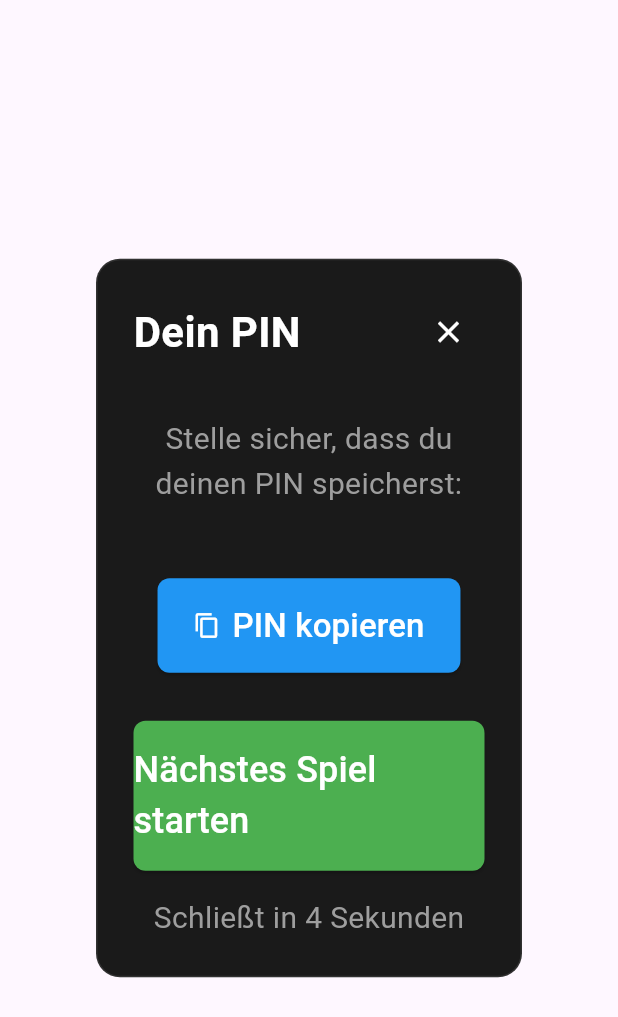
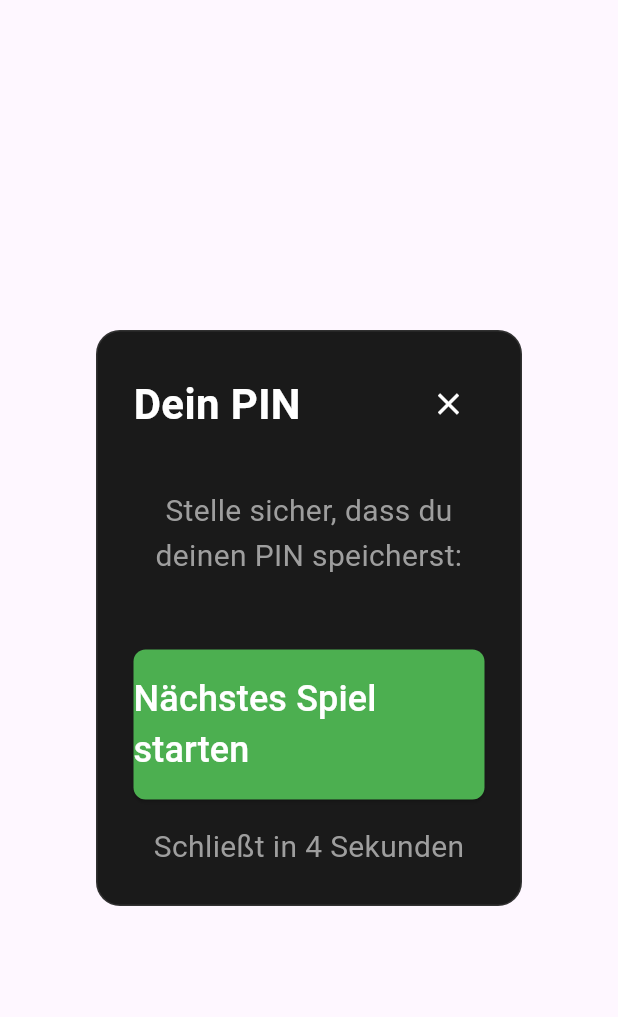
Before and after one commit to ToniHantschmann/deepfake_detector, a Flutter app: the TimedPinRegistrationOverlay widget shown alone on an empty page, opened directly with empty values, on a phone screen of 412 x 824 dp. Shown: the top 1017 px of the screen. Run offline on Flutter 3.47's test engine with Material 3 defaults, Android fonts, the phone set to English and light mode, and no system bars; our stand-ins replace flutter_bloc, hive, hive_flutter, video_player, visibility_detector; missing offline and left inert: dart:html, dart:js, universal_html; accounts and stored records are empty; statements that could not run were skipped.

Commit message:
pin overlay resets game now and removed "copy pin" button

```diff
--- a/lib/widgets/overlays/timed_pin_registration_overlay.dart
+++ b/lib/widgets/overlays/timed_pin_registration_overlay.dart
@@ -1,6 +1,9 @@
 import 'dart:async';
 import 'package:flutter/material.dart';
 import 'package:flutter/services.dart';
+import 'package:flutter_bloc/flutter_bloc.dart';
+import '../../blocs/game/game_bloc.dart';
+import '../../blocs/game/game_event.dart';
 import '../../blocs/game/game_language_extension.dart';
 import '../../config/app_config.dart';
 import '../../config/localization/string_types.dart';
@@ -60,6 +63,7 @@ class _TimedPinRegistrationOverlayState
             _remainingSeconds--;
           } else {
             _timer?.cancel();
+            context.read<GameBloc>().add(const InitializeGame());
             widget.onClose();
           }
         });
@@ -107,8 +111,6 @@ class _TimedPinRegistrationOverlayState
               SizedBox(height: AppConfig.layout.spacingLarge),
               _buildPinDisplay(),
               SizedBox(height: AppConfig.layout.spacingLarge),
-              _buildCopyButton(context, strings),
-              SizedBox(height: AppConfig.layout.spacingXLarge),
               _buildStartGameButton(context, strings),
 
               // Timer-Anzeige, wenn aktiviert
@@ -176,30 +178,6 @@ class _TimedPinRegistrationOverlayState
     );
   }
 
-  Widget _buildCopyButton(BuildContext context, AuthStrings strings) {
-    return ElevatedButton.icon(
-      onPressed: () => _copyPinToClipboard(context, strings),
-      icon: Icon(
-        Icons.copy,
-        color: AppConfig.colors.textPrimary,
-      ),
-      label: Text(
-        strings.copyPin,
-        style: AppConfig.textStyles.buttonMedium,
-      ),
-      style: ElevatedButton.styleFrom(
-        backgroundColor: AppConfig.colors.primary,
-        padding: EdgeInsets.symmetric(
-          horizontal: AppConfig.layout.spacingLarge,
-          vertical: AppConfig.layout.spacingMedium,
-        ),
-        shape: RoundedRectangleBorder(
-          borderRadius: BorderRadius.circular(AppConfig.layout.buttonRadius),
-        ),
-      ),
-    );
-  }
-
   Widget _buildStartGameButton(BuildContext context, AuthStrings strings) {
     return SizedBox(
       width: double.infinity,
```
